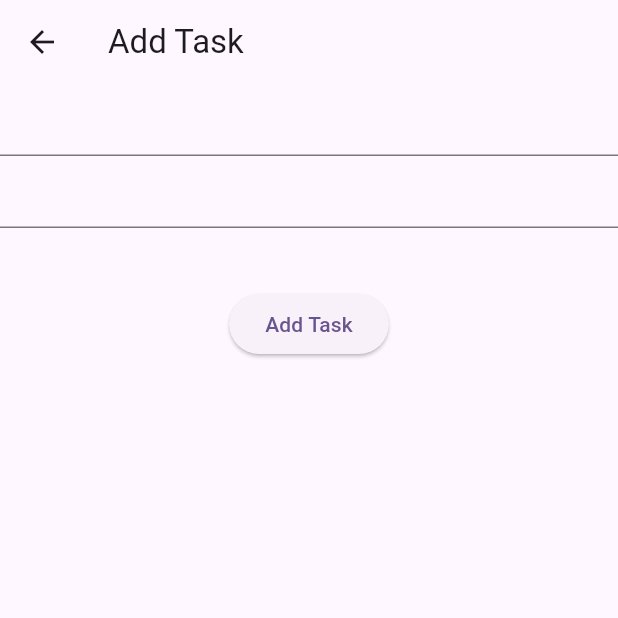
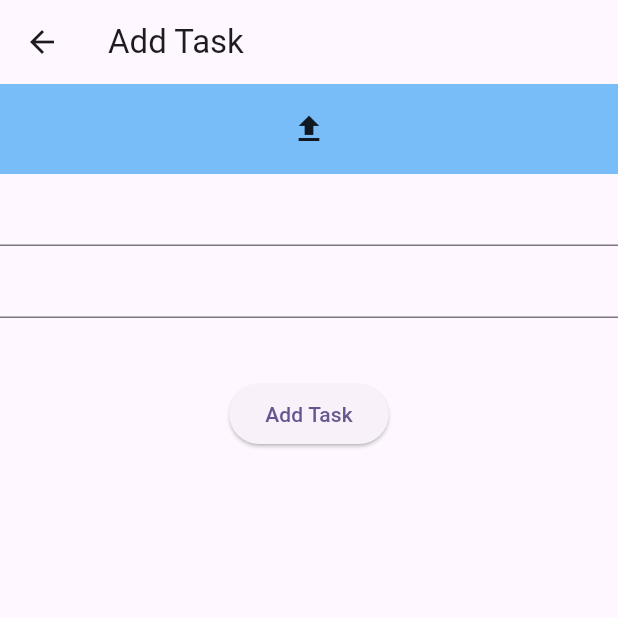
Before and after one commit to MuhammadAliKust/Flutter-B6-Backend, a Flutter app: the GetAllTaskView screen opened directly, after a tap on the "add" icon, on a phone screen of 412 x 824 dp, the top half of it. Run offline on Flutter 3.47's test engine with Material 3 defaults, Android fonts, the phone set to English and light mode, and no system bars; drawn by our look-alikes of loading_overlay; our stand-ins replace cloud_firestore, firebase_auth, firebase_core, firebase_storage, image_picker; accounts and stored records are empty.

Commit message:
Upload Image Done

```diff
--- a/lib/main.dart
+++ b/lib/main.dart
@@ -1,12 +1,13 @@
 import 'package:firebase_core/firebase_core.dart';
 import 'package:flutter/material.dart';
 import 'package:flutter_b6_backend/views/add_task.dart';
+import 'package:flutter_b6_backend/views/dashboard.dart';
 import 'package:flutter_b6_backend/views/get_all_task.dart';
 import 'package:flutter_b6_backend/views/get_completed_task.dart';
 import 'package:flutter_b6_backend/views/get_in_completed_task.dart';
 import 'package:flutter_b6_backend/views/login.dart';
 
-void main() async{
+void main() async {
   WidgetsFlutterBinding.ensureInitialized();
   await Firebase.initializeApp();
   runApp(const MyApp());
@@ -23,7 +24,7 @@ class MyApp extends StatelessWidget {
         colorScheme: ColorScheme.fromSeed(seedColor: Colors.deepPurple),
         useMaterial3: true,
       ),
-      home:LoginView(),
+      home: LoginView(),
     );
   }
 }
--- a/lib/models/task.dart
+++ b/lib/models/task.dart
@@ -8,6 +8,9 @@ class TaskModel {
   final String? docId;
   final String? title;
   final String? description;
+  final String? userID;
+  final String? imageUrl;
+  final String? imageName;
   final bool? isCompleted;
   final int? createdAt;
 
@@ -16,6 +19,9 @@ class TaskModel {
     this.title,
     this.description,
     this.isCompleted,
+    this.imageUrl,
+    this.imageName,
+    this.userID,
     this.createdAt,
   });
 
@@ -24,6 +30,9 @@ class TaskModel {
         title: json["title"],
         description: json["description"],
         isCompleted: json["isCompleted"],
+        imageName: json["imageName"],
+        imageUrl: json["imageUrl"],
+        userID: json["userID"],
         createdAt: json["createdAt"],
       );
 
@@ -32,6 +41,9 @@ class TaskModel {
         "title": title,
         "description": description,
         "isCompleted": isCompleted,
+        "userID": userID,
+        "imageUrl": imageUrl,
+        "imageName": imageName,
         "createdAt": createdAt,
       };
 }
--- a/lib/services/task.dart
+++ b/lib/services/task.dart
@@ -32,9 +32,10 @@ class TaskServices {
   }
 
   ///Get All Tasks
-  Stream<List<TaskModel>> getAllTasks() {
+  Stream<List<TaskModel>> getAllTasks(String userID) {
     return FirebaseFirestore.instance
         .collection('taskCollection')
+        .where('userID', isEqualTo: userID)
         .snapshots()
         .map((taskList) {
       return taskList.docs
@@ -44,9 +45,10 @@ class TaskServices {
   }
 
   ///Get Completed Tasks
-  Stream<List<TaskModel>> getCompletedTasks() {
+  Stream<List<TaskModel>> getCompletedTasks(String userID) {
     return FirebaseFirestore.instance
         .collection('taskCollection')
+        .where('userID', isEqualTo: userID)
         .where('isCompleted', isEqualTo: true)
         .snapshots()
         .map((taskList) {
@@ -57,9 +59,10 @@ class TaskServices {
   }
 
   ///Get InCompleted Tasks
-  Stream<List<TaskModel>> getInCompletedTasks() {
+  Stream<List<TaskModel>> getInCompletedTasks(String userID) {
     return FirebaseFirestore.instance
         .collection('taskCollection')
+        .where('userID', isEqualTo: userID)
         .where('isCompleted', isEqualTo: false)
         .snapshots()
         .map((taskList) {
--- a/lib/views/add_task.dart
+++ b/lib/views/add_task.dart
@@ -1,7 +1,12 @@
+import 'dart:io';
+
 import 'package:cloud_firestore/cloud_firestore.dart';
+import 'package:firebase_auth/firebase_auth.dart';
 import 'package:flutter/material.dart';
 import 'package:flutter_b6_backend/models/task.dart';
 import 'package:flutter_b6_backend/services/task.dart';
+import 'package:flutter_b6_backend/services/upload_file_services.dart';
+import 'package:image_picker/image_picker.dart';
 import 'package:loading_overlay/loading_overlay.dart';
 
 class AddTaskView extends StatefulWidget {
@@ -18,6 +23,8 @@ class _AddTaskViewState extends State<AddTaskView> {
 
   bool isLoading = false;
 
+  File? image;
+
   @override
   Widget build(BuildContext context) {
     return LoadingOverlay(
@@ -26,8 +33,26 @@ class _AddTaskViewState extends State<AddTaskView> {
         appBar: AppBar(
           title: Text("Add Task"),
         ),
-        body: Column(
+        body: SingleChildScrollView(
+          child: Column(
             children: [
+              InkWell(
+                onTap: () {
+                  getImage();
+                },
+                child: image == null
+                    ? Container(
+                        height: 60,
+                        decoration:
+                            BoxDecoration(color: Colors.blue.withOpacity(0.6)),
+                        width: MediaQuery.of(context).size.width,
+                        child: Center(
+                          child: Icon(Icons.upload),
+                        ),
+                      )
+                    : Image.file(image!),
+              ),
+              if (image != null) Text(image!.path.split('/').last.toString()),
               TextField(
                 controller: titleController,
               ),
@@ -52,20 +77,28 @@ class _AddTaskViewState extends State<AddTaskView> {
                     try {
                       isLoading = true;
                       setState(() {});
+                      await UploadFileServices()
+                          .getUrl(image)
+                          .then((fileURL) async {
                         await TaskServices()
                             .createTask(TaskModel(
                                 title: titleController.text,
                                 description: descriptionController.text,
+                                imageUrl: fileURL,
+                                imageName:
+                                    image!.path.split('/').last.toString(),
                                 isCompleted: false,
-                            createdAt: Timestamp.now().millisecondsSinceEpoch))
+                                userID: FirebaseAuth.instance.currentUser!.uid,
+                                createdAt:
+                                    Timestamp.now().millisecondsSinceEpoch))
                             .then((val) {
                           showDialog(
                               context: context,
                               builder: (context) {
                                 return AlertDialog(
                                   title: Text("Message"),
-                              content:
-                                  Text("Task has been created successfully"),
+                                  content: Text(
+                                      "Task has been created successfully"),
                                   actions: [
                                     TextButton(
                                         onPressed: () {
@@ -78,6 +111,8 @@ class _AddTaskViewState extends State<AddTaskView> {
                                 );
                               });
                         });
+                      });
+
                       isLoading = false;
                       setState(() {});
                     } catch (e) {
@@ -92,6 +127,15 @@ class _AddTaskViewState extends State<AddTaskView> {
             ],
           ),
         ),
+      ),
     );
   }
+
+  getImage() {
+    ImagePicker imagePicker = ImagePicker();
+    imagePicker.pickImage(source: ImageSource.gallery).then((val) {
+      image = File(val!.path);
+      setState(() {});
+    });
   }
+}
--- a/lib/views/get_all_task.dart
+++ b/lib/views/get_all_task.dart
@@ -1,3 +1,4 @@
+import 'package:firebase_auth/firebase_auth.dart';
 import 'package:flutter/cupertino.dart';
 import 'package:flutter/material.dart';
 import 'package:flutter_b6_backend/models/task.dart';
@@ -23,11 +24,17 @@ class GetAllTaskView extends StatelessWidget {
           child: Icon(Icons.add),
         ),
         body: StreamProvider.value(
-          value: TaskServices().getAllTasks(),
+          value: TaskServices()
+              .getAllTasks(FirebaseAuth.instance.currentUser!.uid),
           initialData: [TaskModel()],
           builder: (context, child) {
             List<TaskModel> taskList = context.watch<List<TaskModel>>();
-            return ListView.builder(
+            return taskList.isNotEmpty
+                ? taskList[0].docId == null
+                    ? Center(
+                        child: CircularProgressIndicator(),
+                      )
+                    : ListView.builder(
                         itemCount: taskList.length,
                         itemBuilder: (context, i) {
                           return ListTile(
@@ -49,7 +56,8 @@ class GetAllTaskView extends StatelessWidget {
                                           context,
                                           MaterialPageRoute(
                                               builder: (context) =>
-                                          UpdateTaskView(model: taskList[i])));
+                                                  UpdateTaskView(
+                                                      model: taskList[i])));
                                     },
                                     icon: Icon(
                                       Icons.edit,
@@ -57,8 +65,8 @@ class GetAllTaskView extends StatelessWidget {
                                     )),
                                 IconButton(
                                     onPressed: () async {
-                              await TaskServices()
-                                  .deleteTask(taskList[i].docId.toString());
+                                      await TaskServices().deleteTask(
+                                          taskList[i].docId.toString());
                                     },
                                     icon: Icon(
                                       Icons.delete,
@@ -67,7 +75,10 @@ class GetAllTaskView extends StatelessWidget {
                               ],
                             ),
                           );
-                });
+                        })
+                : Center(
+                    child: Text("NO Data Found!"),
+                  );
           },
         ));
   }
--- a/lib/views/get_completed_task.dart
+++ b/lib/views/get_completed_task.dart
@@ -1,3 +1,4 @@
+import 'package:firebase_auth/firebase_auth.dart';
 import 'package:flutter/material.dart';
 import 'package:flutter_b6_backend/models/task.dart';
 import 'package:flutter_b6_backend/services/task.dart';
@@ -13,7 +14,7 @@ class GetCompletedTaskView extends StatelessWidget {
           title: Text("Get Completed Tasks"),
         ),
         body: StreamProvider.value(
-          value: TaskServices().getCompletedTasks(),
+          value: TaskServices().getCompletedTasks(FirebaseAuth.instance.currentUser!.uid),
           initialData: [TaskModel()],
           builder: (context, child) {
             List<TaskModel> taskList = context.watch<List<TaskModel>>();
--- a/lib/views/get_in_completed_task.dart
+++ b/lib/views/get_in_completed_task.dart
@@ -1,3 +1,4 @@
+import 'package:firebase_auth/firebase_auth.dart';
 import 'package:flutter/material.dart';
 import 'package:flutter_b6_backend/models/task.dart';
 import 'package:flutter_b6_backend/services/task.dart';
@@ -13,7 +14,7 @@ class GetInCompletedTaskView extends StatelessWidget {
           title: Text("Get In Completed Tasks"),
         ),
         body: StreamProvider.value(
-          value: TaskServices().getInCompletedTasks(),
+          value: TaskServices().getInCompletedTasks(FirebaseAuth.instance.currentUser!.uid),
           initialData: [TaskModel()],
           builder: (context, child) {
             List<TaskModel> taskList = context.watch<List<TaskModel>>();
--- a/pubspec.yaml
+++ b/pubspec.yaml
@@ -40,6 +40,8 @@ dependencies:
   firebase_core: ^3.6.0
   provider: ^6.1.2
   firebase_auth: ^5.3.2
+  image_picker: ^1.1.2
+  firebase_storage: ^12.3.6
 
 dev_dependencies:
   flutter_test:
```
Also changed, not shown: lib/services/upload_file_services.dart (added, +30 -0 lines), lib/views/dashboard.dart (added, +57 -0 lines), lib/views/login.dart (+5 -8 lines), pubspec.lock. Lines whose indentation alone changed are shown as unchanged.
